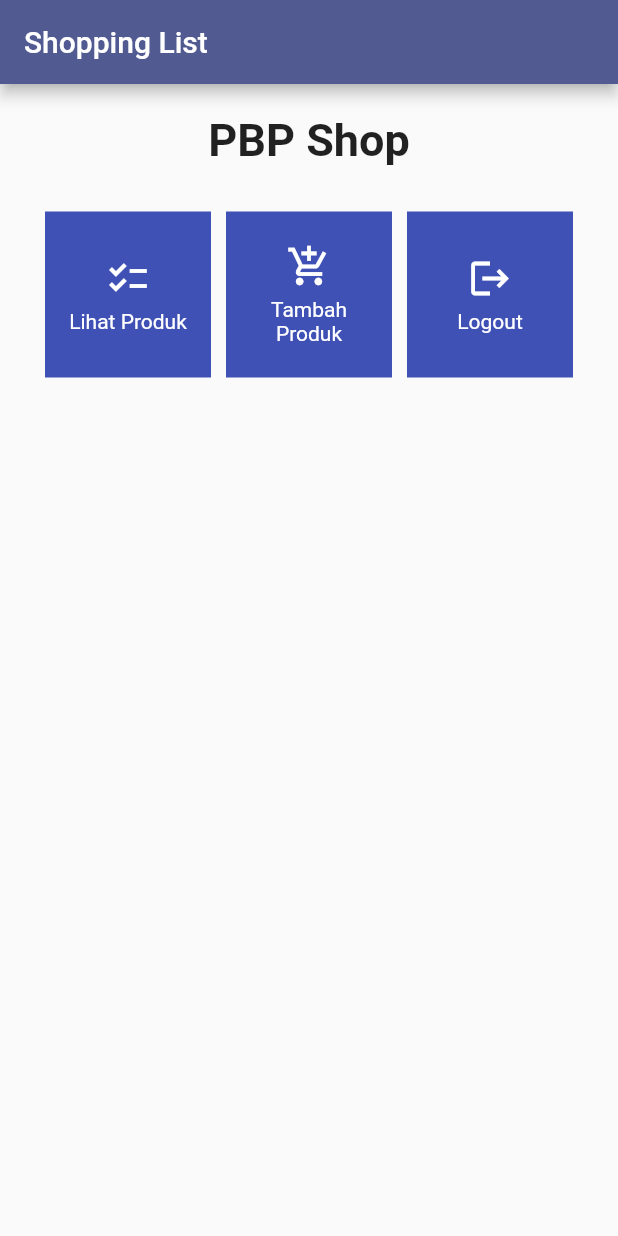
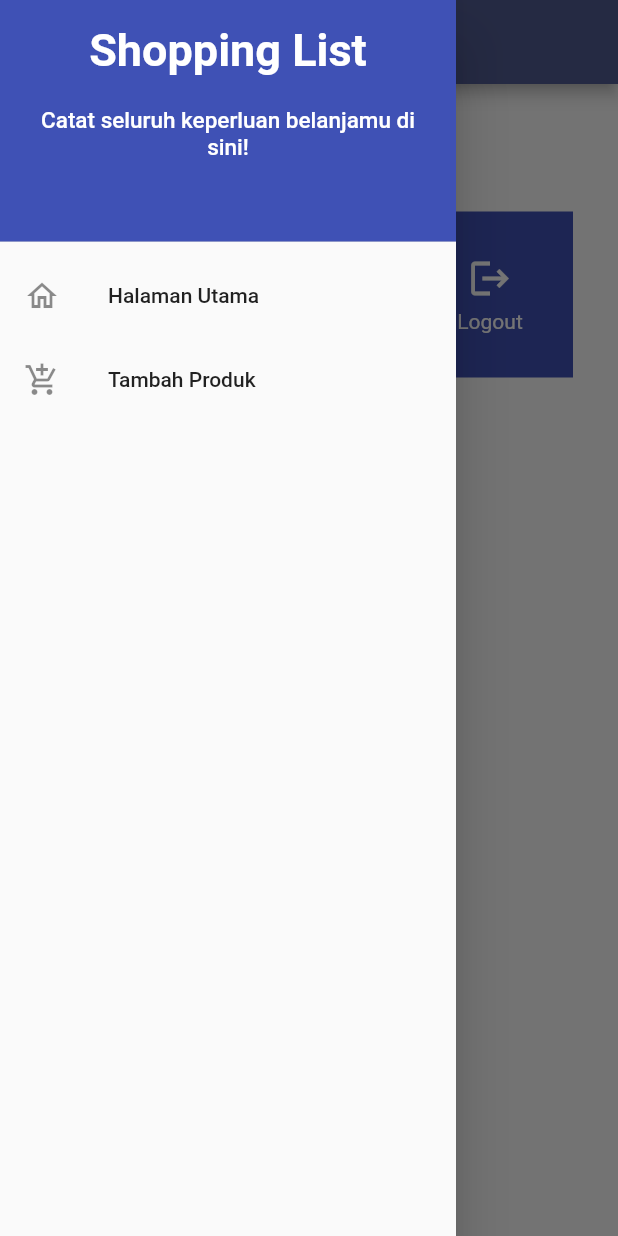
Before and after one commit to Daffa2101/shopping_list_mobile, a Flutter app: the screen it shows after launch, with the side drawer open (before the commit the screen has no drawer), on a phone screen of 412 x 824 dp. Run offline on Flutter 3.47's test engine with Material 2 defaults, Android fonts, the phone set to English and light mode, and no system bars.

Commit message:
selesai tutor 7 + todo

```diff
--- a/lib/main.dart
+++ b/lib/main.dart
@@ -1,6 +1,6 @@
 import 'package:flutter/material.dart';
 
-import 'menu.dart';
+import 'screens.dart/menu.dart';
 
 void main() {
   runApp(const MyApp());
--- a/lib/menu.dart
+++ b/lib/screens.dart/menu.dart
@@ -1,7 +1,8 @@
 import 'package:flutter/material.dart';
+import 'package:shopping_list/widgets/left_drawer.dart';
 import 'package:shopping_list/widgets/shop_card.dart';
 
-import 'models.dart';
+import '../models.dart';
 
 class MyHomePage extends StatelessWidget {
   const MyHomePage({Key? key}) : super(key: key);
@@ -19,6 +20,7 @@ class MyHomePage extends StatelessWidget {
           'Shopping List',
         ),
       ),
+      drawer: const LeftDrawer(),
       body: SingleChildScrollView(
         // Widget wrapper yang dapat discroll
         child: Padding(
--- /dev/null
+++ b/lib/widgets/left_drawer.dart
@@ -0,0 +1,66 @@
+import 'package:flutter/material.dart';
+
+import '../screens.dart/menu.dart';
+import '../screens.dart/shoplist_form.dart';
+
+class LeftDrawer extends StatelessWidget {
+  const LeftDrawer({super.key});
+
+  @override
+  Widget build(BuildContext context) {
+    return Drawer(
+      child: ListView(
+        children: [
+          DrawerHeader(
+            decoration: BoxDecoration(
+              color: Colors.indigo,
+            ),
+            child: Column(
+              children: [
+                Text(
+                  'Shopping List',
+                  textAlign: TextAlign.center,
+                  style: TextStyle(
+                    fontSize: 30,
+                    fontWeight: FontWeight.bold,
+                    color: Colors.white,
+                  ),
+                ),
+                Padding(padding: EdgeInsets.all(10)),
+                Text(
+                  "Catat seluruh keperluan belanjamu di sini!",
+                  textAlign: TextAlign.center,
+                  style: TextStyle(fontSize: 15, color: Colors.white),
+                  // TODO: Tambahkan gaya teks dengan center alignment, font ukuran 15, warna putih, dan weight biasa
+                ),
+              ],
+            ),
+          ),
+          ListTile(
+            leading: const Icon(Icons.home_outlined),
+            title: const Text('Halaman Utama'),
+            // Bagian redirection ke MyHomePage
+            onTap: () {
+              Navigator.pushReplacement(
+                  context,
+                  MaterialPageRoute(
+                    builder: (context) => MyHomePage(),
+                  ));
+            },
+          ),
+          ListTile(
+            leading: const Icon(Icons.add_shopping_cart),
+            title: const Text('Tambah Produk'),
+            // Bagian redirection ke ShopFormPage
+            onTap: () {
+              Navigator.push(
+                  context,
+                  MaterialPageRoute(
+                      builder: (context) => const ShopFormPage()));
+            },
+          ),
+        ],
+      ),
+    );
+  }
+}
--- a/lib/widgets/shop_card.dart
+++ b/lib/widgets/shop_card.dart
@@ -1,6 +1,7 @@
 import 'package:flutter/material.dart';
 
 import '../models.dart';
+import '../screens.dart/shoplist_form.dart';
 
 class ShopCard extends StatelessWidget {
   final ShopItem item;
@@ -19,6 +20,11 @@ class ShopCard extends StatelessWidget {
             ..hideCurrentSnackBar()
             ..showSnackBar(SnackBar(
                 content: Text("Kamu telah menekan tombol ${item.name}!")));
+
+          if (item.name == "Tambah Produk") {
+            Navigator.push(context,
+                MaterialPageRoute(builder: (context) => const ShopFormPage()));
+          }
         },
         child: Container(
           // Container untuk menyimpan Icon dan Text
```
Also changed, not shown: lib/screens.dart/shoplist_form.dart (added, +164 -0 lines).
